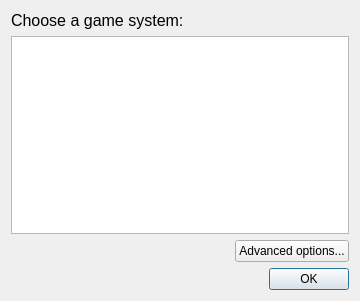
This is resources/qt/campaign/new.ui in LazurasLong/dmclient as Qt 5 draws it before an edit. The edited form follows.
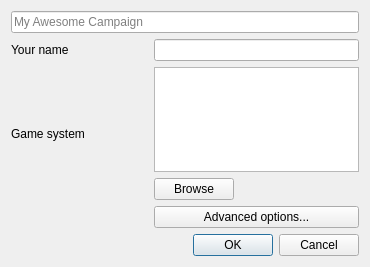
This is the edited form.

Commit message:
Flesh out app init / campaign loading a bit
Major steps to getting a working application done. The commit is rather huge but
the changes have really rocked the boat in terms of how the app is to be
ultimately designed.

The edit to the form file:
```diff
--- a/resources/qt/campaign/new.ui
+++ b/resources/qt/campaign/new.ui
@@ -6,65 +6,86 @@
    <rect>
     <x>0</x>
     <y>0</y>
-    <width>360</width>
-    <height>301</height>
+    <width>370</width>
+    <height>267</height>
    </rect>
   </property>
   <property name="windowTitle">
    <string>New Campaign</string>
   </property>
-  <layout class="QVBoxLayout" name="verticalLayout">
+  <layout class="QVBoxLayout" name="verticalLayout_2">
    <item>
-    <widget class="QLabel" name="label">
-     <property name="font">
-      <font>
-       <pointsize>12</pointsize>
-      </font>
+    <widget class="QLineEdit" name="campaign_name">
+     <property name="placeholderText">
+      <string>My Awesome Campaign</string>
      </property>
-     <property name="text">
-      <string>Choose a game system:</string>
-     </property>
     </widget>
    </item>
    <item>
-    <widget class="QListView" name="gameSystemList">
-     <property name="contextMenuPolicy">
-      <enum>Qt::ActionsContextMenu</enum>
-     </property>
-     <property name="alternatingRowColors">
-      <bool>false</bool>
-     </property>
-     <property name="selectionBehavior">
-      <enum>QAbstractItemView::SelectRows</enum>
-     </property>
-     <property name="viewMode">
-      <enum>QListView::ListMode</enum>
-     </property>
-     <property name="modelColumn">
-      <number>0</number>
-     </property>
-     <property name="uniformItemSizes">
-      <bool>true</bool>
-     </property>
-    </widget>
-   </item>
-   <item>
-    <layout class="QHBoxLayout" name="horizontalLayout">
-     <item>
-      <spacer name="horizontalSpacer">
+    <layout class="QGridLayout" name="gridLayout" columnstretch="4,6">
+     <item row="0" column="0">
+      <widget class="QLabel" name="label_3">
+       <property name="text">
+        <string>Your name</string>
+       </property>
+      </widget>
+     </item>
+     <item row="0" column="1">
+      <widget class="QLineEdit" name="author_name"/>
+     </item>
+     <item row="1" column="0">
+      <widget class="QLabel" name="label">
+       <property name="text">
+        <string>Game system</string>
+       </property>
+      </widget>
+     </item>
+     <item row="1" column="1">
+      <layout class="QVBoxLayout" name="verticalLayout">
+       <item>
+        <widget class="QListView" name="game_systems"/>
+       </item>
+       <item>
+        <layout class="QHBoxLayout" name="horizontalLayout">
+         <item>
+          <widget class="QPushButton" name="browse_for_game_systems">
+           <property name="text">
+            <string>Browse</string>
+           </property>
+          </widget>
+         </item>
+         <item>
+          <spacer name="horizontalSpacer">
+           <property name="orientation">
+            <enum>Qt::Horizontal</enum>
+           </property>
+           <property name="sizeHint" stdset="0">
+            <size>
+             <width>40</width>
+             <height>20</height>
+            </size>
+           </property>
+          </spacer>
+         </item>
+        </layout>
+       </item>
+      </layout>
+     </item>
+     <item row="2" column="0">
+      <spacer name="verticalSpacer">
        <property name="orientation">
-        <enum>Qt::Horizontal</enum>
+        <enum>Qt::Vertical</enum>
        </property>
        <property name="sizeHint" stdset="0">
         <size>
-         <width>40</width>
-         <height>20</height>
+         <width>17</width>
+         <height>37</height>
         </size>
        </property>
       </spacer>
      </item>
-     <item>
-      <widget class="QPushButton" name="advancedOptions">
+     <item row="2" column="1">
+      <widget class="QPushButton" name="advanced_options">
        <property name="text">
         <string>Advanced options...</string>
        </property>
@@ -73,9 +94,12 @@
     </layout>
    </item>
    <item>
-    <widget class="QDialogButtonBox" name="buttonBox">
+    <widget class="QDialogButtonBox" name="bb">
+     <property name="orientation">
+      <enum>Qt::Horizontal</enum>
+     </property>
      <property name="standardButtons">
-      <set>QDialogButtonBox::Ok</set>
+      <set>QDialogButtonBox::Cancel|QDialogButtonBox::Ok</set>
      </property>
     </widget>
    </item>
```
Left out of the diff: 46 changed lines with no effect on the pictures. The commit also changes 11 other files.
